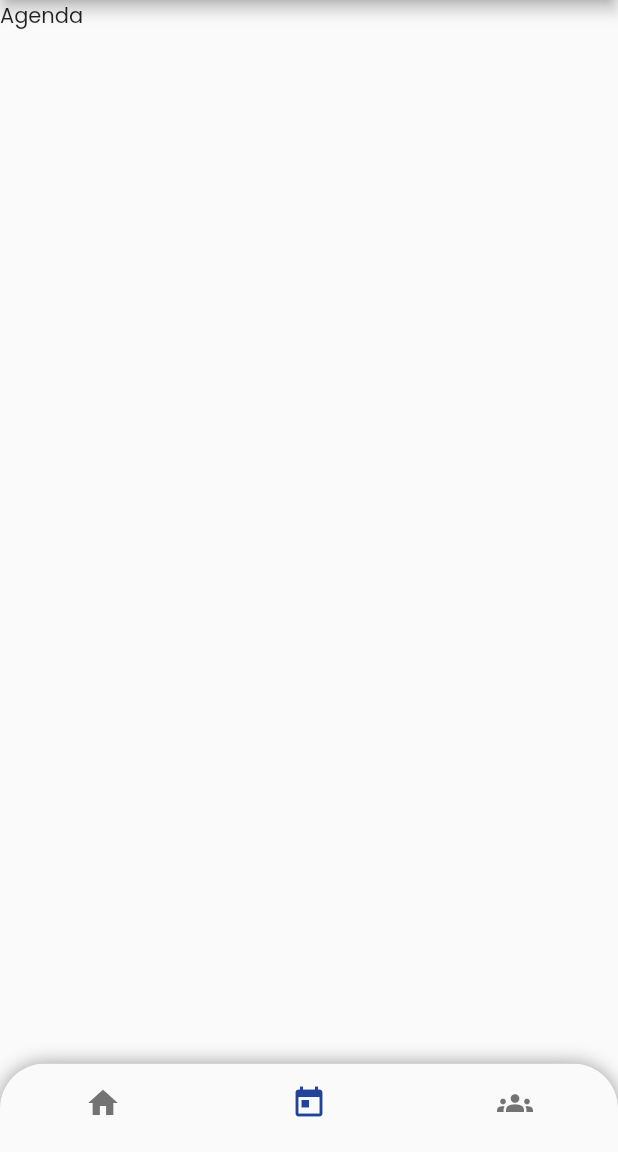
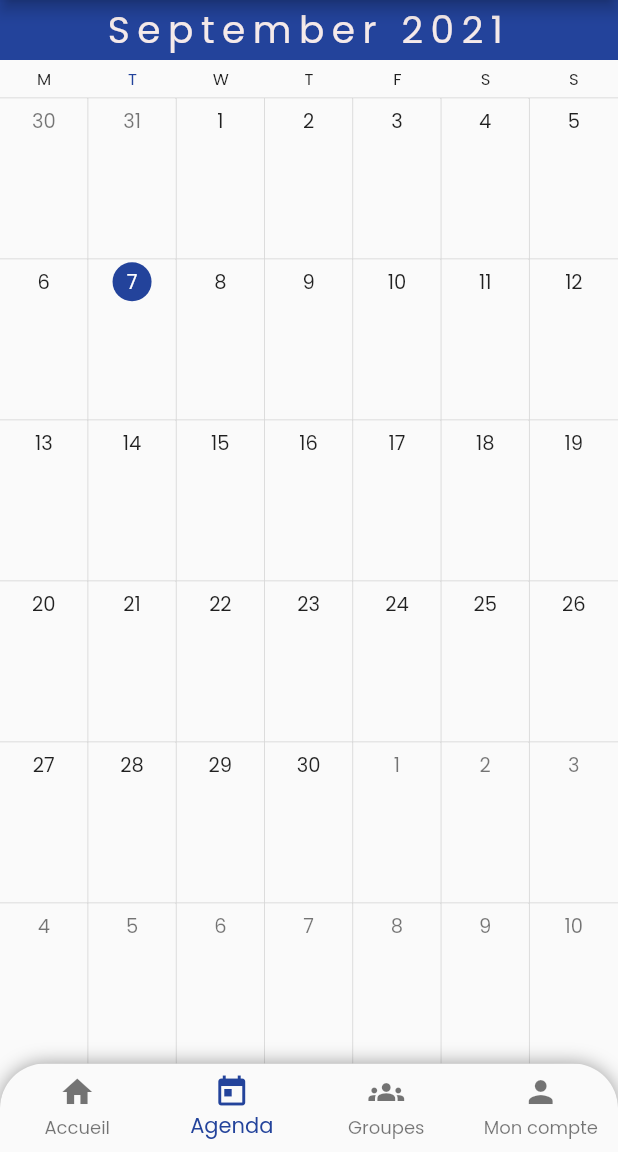
Before and after one commit to MolletSimon/my-econnect-mobile, a Flutter app: the HomePage screen opened by its route, item 2 of the bottom bar chosen, on a phone screen of 412 x 824 dp, the part 84-1236 px from its top. Run offline on Flutter 3.47's test engine with Material 2 defaults, Android fonts, the light colour scheme and no system bars; drawn by our look-alikes of syncfusion_flutter_calendar; our stand-ins replace jwt_decoder, shared_preferences; accounts and stored records are empty; network calls fail.

Commit message:
add agenda

```diff
--- /dev/null
+++ b/lib/pages/agendaPage.dart
@@ -0,0 +1,30 @@
+import 'package:flutter/material.dart';
+import 'package:syncfusion_flutter_calendar/calendar.dart';
+
+class AgendaPage extends StatefulWidget {
+  AgendaPage({Key? key}) : super(key: key);
+
+  @override
+  _AgendaPageState createState() => _AgendaPageState();
+}
+
+class _AgendaPageState extends State<AgendaPage> {
+  @override
+  Widget build(BuildContext context) {
+    return Container(
+      child: SfCalendar(
+        view: CalendarView.month,
+        headerStyle: CalendarHeaderStyle(
+            textAlign: TextAlign.center,
+            backgroundColor: Color(0xFF23439B),
+            textStyle: TextStyle(
+                fontSize: 25,
+                fontStyle: FontStyle.normal,
+                letterSpacing: 5,
+                color: Color(0xFFff5eaea),
+                fontWeight: FontWeight.w500)),
+        firstDayOfWeek: 1,
+      ),
+    );
+  }
+}
--- a/lib/pages/homePage.dart
+++ b/lib/pages/homePage.dart
@@ -1,7 +1,10 @@
 import 'package:flutter/material.dart';
 import 'package:my_econnect/models/route.dart';
+import 'package:my_econnect/pages/agendaPage.dart';
 import 'package:my_econnect/pages/feedPage.dart';
+import 'package:my_econnect/pages/groupsPage.dart';
 import 'package:shared_preferences/shared_preferences.dart';
+import 'package:syncfusion_flutter_calendar/calendar.dart';
 
 class HomePage extends StatefulWidget {
   HomePage({Key? key}) : super(key: key);
@@ -16,11 +19,10 @@ class _HomePageState extends State<HomePage> {
 
   final List<Widget> _children = [
     FeedPage(),
+    AgendaPage(),
+    GroupsPage(),
     Container(
-      child: Text("Agenda"),
-    ),
-    Container(
-      child: Text("Groupes"),
+      child: Text("Users"),
     )
   ];
 
@@ -80,23 +82,26 @@ class _HomePageState extends State<HomePage> {
               topRight: Radius.circular(30.0),
             ),
             child: BottomNavigationBar(
+              type: BottomNavigationBarType.fixed,
               currentIndex: _currentIndex,
-              showSelectedLabels: false,
-              showUnselectedLabels: false,
+              // showSelectedLabels: false,
+              // showUnselectedLabels: false,
               onTap: onTabTapped,
               items: [
                 BottomNavigationBarItem(
                   icon: new Icon(Icons.home),
-                  label: "Home",
+                  label: "Accueil",
                 ),
                 BottomNavigationBarItem(
                   icon: new Icon(Icons.today),
-                  label: "Calendar",
+                  label: "Agenda",
                 ),
                 BottomNavigationBarItem(
                   icon: new Icon(Icons.groups),
-                  label: "Groups",
+                  label: "Groupes",
                 ),
+                BottomNavigationBarItem(
+                    icon: new Icon(Icons.person), label: "Mon compte")
               ],
             ),
           )),
--- a/pubspec.yaml
+++ b/pubspec.yaml
@@ -31,6 +31,9 @@ dependencies:
   http: ^0.13.3
   jwt_decoder: ^2.0.1
   intl: ^0.17.0
+  syncfusion_flutter_calendar: ^19.2.59
+  flutter_localizations:
+    sdk: flutter
 
 dev_dependencies:
   flutter_test:
```
Also changed, not shown: lib/main.dart (+7 -1 lines), lib/models/api.dart (+36 -0 lines), lib/models/posts/group.dart (+14 -9 lines), lib/models/posts/user.dart (+15 -8 lines), lib/models/user.dart (+10 -0 lines), lib/pages/feedPage.dart (+27 -13 lines), lib/pages/groupsPage.dart (added, +157 -0 lines), pubspec.lock.
